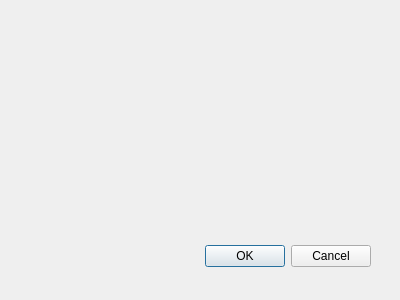
Above: Editor/Dialogs/Commands/dialogcommandcreateobjectinmap.ui from RPG-Paper-Maker/RPG-Paper-Maker before the change. Below: the same form after it.
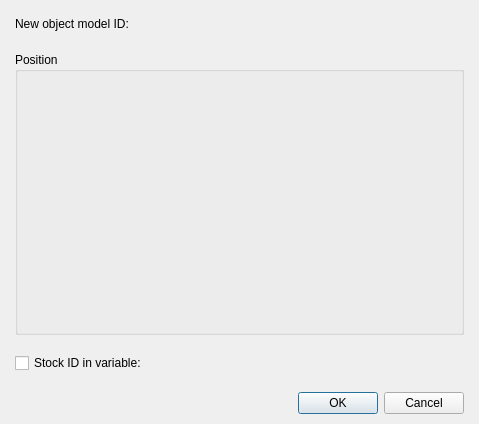
That is the form after the change. Custom widgets are drawn as their Qt base class.

Commit message: [WIP] Command create object in map: finish command

```diff
--- a/Editor/Dialogs/Commands/dialogcommandcreateobjectinmap.ui
+++ b/Editor/Dialogs/Commands/dialogcommandcreateobjectinmap.ui
@@ -6,30 +6,176 @@
    <rect>
     <x>0</x>
     <y>0</y>
-    <width>400</width>
-    <height>300</height>
+    <width>479</width>
+    <height>424</height>
    </rect>
   </property>
   <property name="windowTitle">
    <string>Dialog</string>
   </property>
-  <widget class="QDialogButtonBox" name="buttonBox">
-   <property name="geometry">
-    <rect>
-     <x>30</x>
-     <y>240</y>
-     <width>341</width>
-     <height>32</height>
-    </rect>
+  <layout class="QGridLayout" name="gridLayout">
+   <property name="leftMargin">
+    <number>15</number>
    </property>
-   <property name="orientation">
-    <enum>Qt::Horizontal</enum>
+   <property name="topMargin">
+    <number>10</number>
    </property>
-   <property name="standardButtons">
-    <set>QDialogButtonBox::Cancel|QDialogButtonBox::Ok</set>
+   <property name="rightMargin">
+    <number>15</number>
    </property>
-  </widget>
+   <property name="bottomMargin">
+    <number>10</number>
+   </property>
+   <item row="0" column="0">
+    <layout class="QVBoxLayout" name="verticalLayout_2" stretch="1,0,0">
+     <property name="spacing">
+      <number>15</number>
+     </property>
+     <item>
+      <layout class="QVBoxLayout" name="verticalLayout" stretch="0,1">
+       <item>
+        <layout class="QHBoxLayout" name="horizontalLayout" stretch="0,0,1">
+         <item>
+          <widget class="QLabel" name="labelModelID">
+           <property name="text">
+            <string>New object model ID:</string>
+           </property>
+          </widget>
+         </item>
+         <item>
+          <widget class="PanelPrimitiveValue" name="panelPrimitiveModelID" native="true">
+           <property name="minimumSize">
+            <size>
+             <width>250</width>
+             <height>27</height>
+            </size>
+           </property>
+           <property name="maximumSize">
+            <size>
+             <width>250</width>
+             <height>27</height>
+            </size>
+           </property>
+          </widget>
+         </item>
+         <item>
+          <spacer name="horizontalSpacer">
+           <property name="orientation">
+            <enum>Qt::Horizontal</enum>
+           </property>
+           <property name="sizeHint" stdset="0">
+            <size>
+             <width>40</width>
+             <height>20</height>
+            </size>
+           </property>
+          </spacer>
+         </item>
+        </layout>
+       </item>
+       <item>
+        <widget class="QGroupBox" name="groupBoxPosition">
+         <property name="maximumSize">
+          <size>
+           <width>16777215</width>
+           <height>320</height>
+          </size>
+         </property>
+         <property name="title">
+          <string>Position</string>
+         </property>
+         <layout class="QGridLayout" name="gridLayout_2">
+          <property name="leftMargin">
+           <number>15</number>
+          </property>
+          <property name="topMargin">
+           <number>15</number>
+          </property>
+          <property name="rightMargin">
+           <number>15</number>
+          </property>
+          <property name="bottomMargin">
+           <number>15</number>
+          </property>
+          <item row="0" column="0">
+           <widget class="PanelPosition" name="panelPosition" native="true"/>
+          </item>
+         </layout>
+        </widget>
+       </item>
+      </layout>
+     </item>
+     <item>
+      <layout class="QHBoxLayout" name="horizontalLayout_2" stretch="0,0,1">
+       <item>
+        <widget class="QCheckBox" name="checkBoxStock">
+         <property name="text">
+          <string>Stock ID in variable:</string>
+         </property>
+        </widget>
+       </item>
+       <item>
+        <widget class="PanelPrimitiveValue" name="panelPrimitiveStock" native="true">
+         <property name="enabled">
+          <bool>false</bool>
+         </property>
+         <property name="minimumSize">
+          <size>
+           <width>250</width>
+           <height>27</height>
+          </size>
+         </property>
+         <property name="maximumSize">
+          <size>
+           <width>250</width>
+           <height>27</height>
+          </size>
+         </property>
+        </widget>
+       </item>
+       <item>
+        <spacer name="horizontalSpacer_2">
+         <property name="orientation">
+          <enum>Qt::Horizontal</enum>
+         </property>
+         <property name="sizeHint" stdset="0">
+          <size>
+           <width>40</width>
+           <height>20</height>
+          </size>
+         </property>
+        </spacer>
+       </item>
+      </layout>
+     </item>
+     <item>
+      <widget class="QDialogButtonBox" name="buttonBox">
+       <property name="orientation">
+        <enum>Qt::Horizontal</enum>
+       </property>
+       <property name="standardButtons">
+        <set>QDialogButtonBox::Cancel|QDialogButtonBox::Ok</set>
+       </property>
+      </widget>
+     </item>
+    </layout>
+   </item>
+  </layout>
  </widget>
+ <customwidgets>
+  <customwidget>
+   <class>PanelPrimitiveValue</class>
+   <extends>QWidget</extends>
+   <header>panelprimitivevalue.h</header>
+   <container>1</container>
+  </customwidget>
+  <customwidget>
+   <class>PanelPosition</class>
+   <extends>QWidget</extends>
+   <header>panelposition.h</header>
+   <container>1</container>
+  </customwidget>
+ </customwidgets>
  <resources/>
  <connections>
   <connection>
```
The commit also changes 22 other files.
